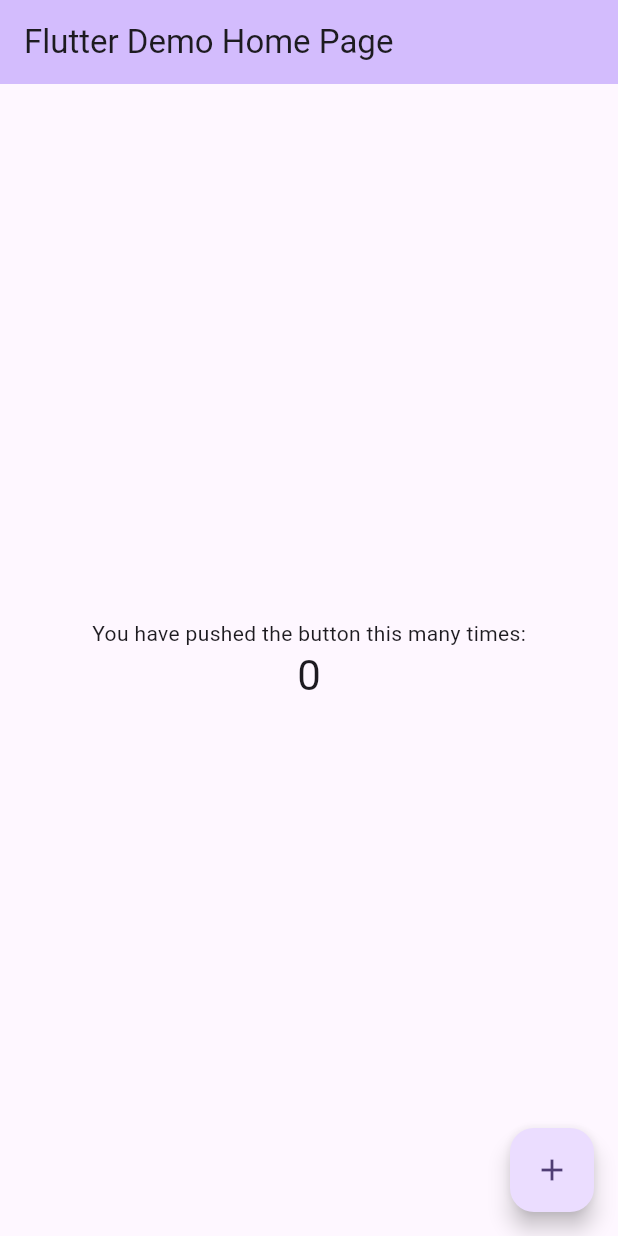
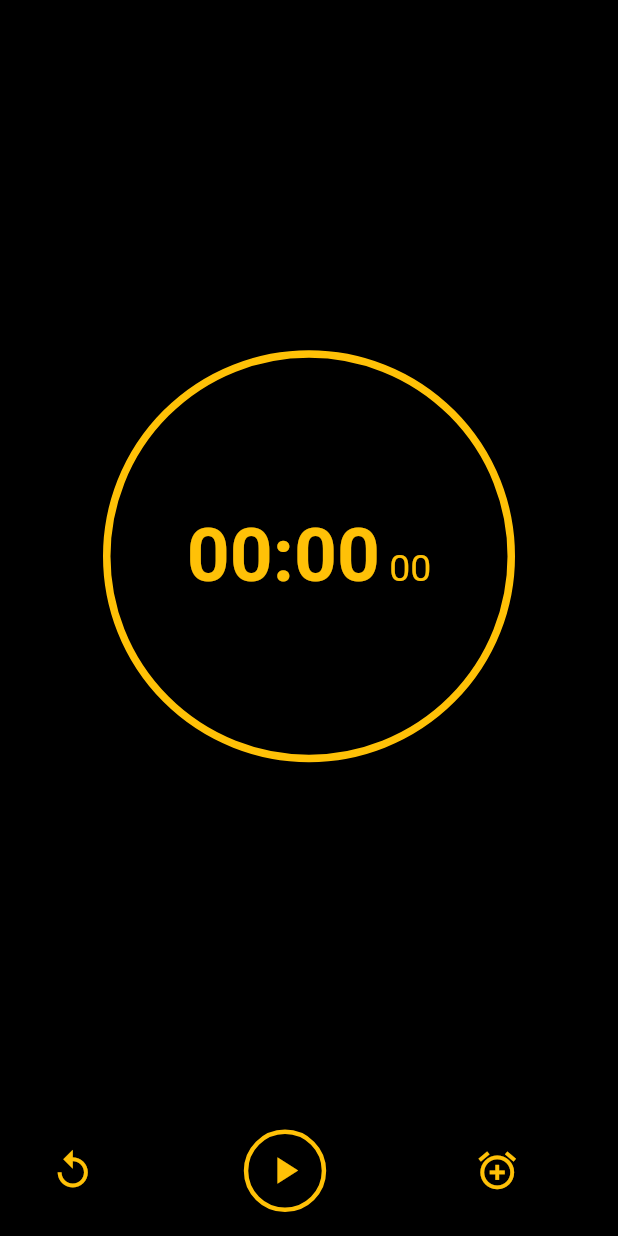
Before and after one commit to iddotahotantcha/chronometre_app, a Flutter app: the screen it shows after launch, on a phone screen of 412 x 824 dp. Run offline on Flutter 3.47's test engine with Material 3 defaults, Android fonts, the phone set to English and light mode, and no system bars.

Commit message:
Design complet

```diff
--- /dev/null
+++ b/lib/chronometre.dart
@@ -0,0 +1,100 @@
+import 'package:chronometre_app/config.dart';
+import 'package:flutter/material.dart';
+
+class Chronometre extends StatefulWidget {
+  const Chronometre({super.key});
+
+  @override
+  State<Chronometre> createState() => _ChronometreState();
+}
+
+class _ChronometreState extends State<Chronometre> {
+  @override
+  Widget build(BuildContext context) {
+    final screenHeight = MediaQuery.of(context).size.height;
+    final screenWidth = MediaQuery.of(context).size.width;
+    return Scaffold(
+      body: Container(
+        height: screenHeight,
+        width: screenWidth,
+        decoration: BoxDecoration(
+          color: appFirstColor,
+        ),
+        child: Column(
+          mainAxisAlignment: MainAxisAlignment.center,
+          children: [
+            Container(
+              height: screenHeight / 3.0,
+              width: screenHeight / 3.0,
+              decoration: BoxDecoration(
+                border: Border.all(
+                  color: appSecondColor,
+                  width: 5.0,
+                ),
+                borderRadius: BorderRadius.circular(screenHeight / 4.0),
+              ),
+              child: Row(
+                mainAxisAlignment: MainAxisAlignment.center,
+                children: [
+                  RichText(
+                    text: TextSpan(
+                        text: "00:00",
+                        style: TextStyle(
+                            color: appSecondColor,
+                            fontSize: 50.0,
+                            fontWeight: FontWeight.bold),
+                        children: [
+                          TextSpan(
+                            text: " 00",
+                            style: TextStyle(
+                              color: appSecondColor,
+                              fontSize: 25.0,
+                              fontWeight: FontWeight.normal,
+                              textBaseline: TextBaseline.alphabetic,
+                            ),
+                          ),
+                        ]),
+                  ),
+                ],
+              ),
+            ),
+            SizedBox(
+              height: screenHeight / 10.0,
+            ),
+          ],
+        ),
+      ),
+      floatingActionButton: Row(
+        mainAxisAlignment: MainAxisAlignment.spaceAround,
+        children: [
+          Icon(
+            Icons.replay_outlined,
+            color: appSecondColor,
+            size: 30.0,
+          ),
+          Container(
+            height: screenHeight / 15.0,
+            width: screenHeight / 15.0,
+            decoration: BoxDecoration(
+              border: Border.all(
+                color: appSecondColor,
+                width: 3.0,
+              ),
+              borderRadius: BorderRadius.circular(screenHeight / 4.0),
+            ),
+            child: Icon(
+              Icons.play_arrow,
+              color: appSecondColor,
+              size: 30.0,
+            ),
+          ),
+          Icon(
+            Icons.alarm_add,
+            color: appSecondColor,
+            size: 30.0,
+          ),
+        ],
+      ),
+    );
+  }
+}
--- /dev/null
+++ b/lib/config.dart
@@ -0,0 +1,4 @@
+import 'package:flutter/material.dart';
+
+const appFirstColor = Colors.black;
+const appSecondColor = Colors.amber;
--- a/lib/main.dart
+++ b/lib/main.dart
@@ -1,3 +1,4 @@
+import 'package:chronometre_app/chronometre.dart';
 import 'package:flutter/material.dart';
 
 void main() {
@@ -11,100 +12,9 @@ class MyApp extends StatelessWidget {
   @override
   Widget build(BuildContext context) {
     return MaterialApp(
-      title: 'Flutter Demo',
-      theme: ThemeData(
-        colorScheme: ColorScheme.fromSeed(seedColor: Colors.deepPurple),
-        useMaterial3: true,
-      ),
-      home: const MyHomePage(title: 'Flutter Demo Home Page'),
+      debugShowCheckedModeBanner: false,
+      title: 'Chronomètre App',
+      home: Chronometre(),
     );
   }
 }
-
-class MyHomePage extends StatefulWidget {
-  const MyHomePage({super.key, required this.title});
-
-  // This widget is the home page of your application. It is stateful, meaning
-  // that it has a State object (defined below) that contains fields that affect
-  // how it looks.
-
-  // This class is the configuration for the state. It holds the values (in this
-  // case the title) provided by the parent (in this case the App widget) and
-  // used by the build method of the State. Fields in a Widget subclass are
-  // always marked "final".
-
-  final String title;
-
-  @override
-  State<MyHomePage> createState() => _MyHomePageState();
-}
-
-class _MyHomePageState extends State<MyHomePage> {
-  int _counter = 0;
-
-  void _incrementCounter() {
-    setState(() {
-      // This call to setState tells the Flutter framework that something has
-      // changed in this State, which causes it to rerun the build method below
-      // so that the display can reflect the updated values. If we changed
-      // _counter without calling setState(), then the build method would not be
-      // called again, and so nothing would appear to happen.
-      _counter++;
-    });
-  }
-
-  @override
-  Widget build(BuildContext context) {
-    // This method is rerun every time setState is called, for instance as done
-    // by the _incrementCounter method above.
-    //
-    // The Flutter framework has been optimized to make rerunning build methods
-    // fast, so that you can just rebuild anything that needs updating rather
-    // than having to individually change instances of widgets.
-    return Scaffold(
-      appBar: AppBar(
-        // TRY THIS: Try changing the color here to a specific color (to
-        // Colors.amber, perhaps?) and trigger a hot reload to see the AppBar
-        // change color while the other colors stay the same.
-        backgroundColor: Theme.of(context).colorScheme.inversePrimary,
-        // Here we take the value from the MyHomePage object that was created by
-        // the App.build method, and use it to set our appbar title.
-        title: Text(widget.title),
-      ),
-      body: Center(
-        // Center is a layout widget. It takes a single child and positions it
-        // in the middle of the parent.
-        child: Column(
-          // Column is also a layout widget. It takes a list of children and
-          // arranges them vertically. By default, it sizes itself to fit its
-          // children horizontally, and tries to be as tall as its parent.
-          //
-          // Column has various properties to control how it sizes itself and
-          // how it positions its children. Here we use mainAxisAlignment to
-          // center the children vertically; the main axis here is the vertical
-          // axis because Columns are vertical (the cross axis would be
-          // horizontal).
-          //
-          // TRY THIS: Invoke "debug painting" (choose the "Toggle Debug Paint"
-          // action in the IDE, or press "p" in the console), to see the
-          // wireframe for each widget.
-          mainAxisAlignment: MainAxisAlignment.center,
-          children: <Widget>[
-            const Text(
-              'You have pushed the button this many times:',
-            ),
-            Text(
-              '$_counter',
-              style: Theme.of(context).textTheme.headlineMedium,
-            ),
-          ],
-        ),
-      ),
-      floatingActionButton: FloatingActionButton(
-        onPressed: _incrementCounter,
-        tooltip: 'Increment',
-        child: const Icon(Icons.add),
-      ), // This trailing comma makes auto-formatting nicer for build methods.
-    );
-  }
-}
```
